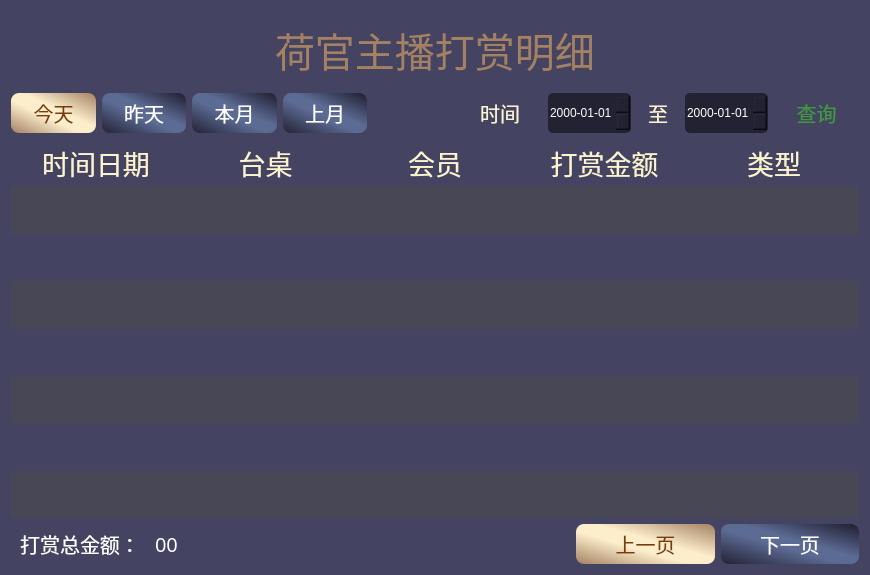
This is A89_zhubo/mod/mod_money/MMoney.ui in QPKJEDL/deskgame as Qt 5 draws it before an edit. The edited form follows.
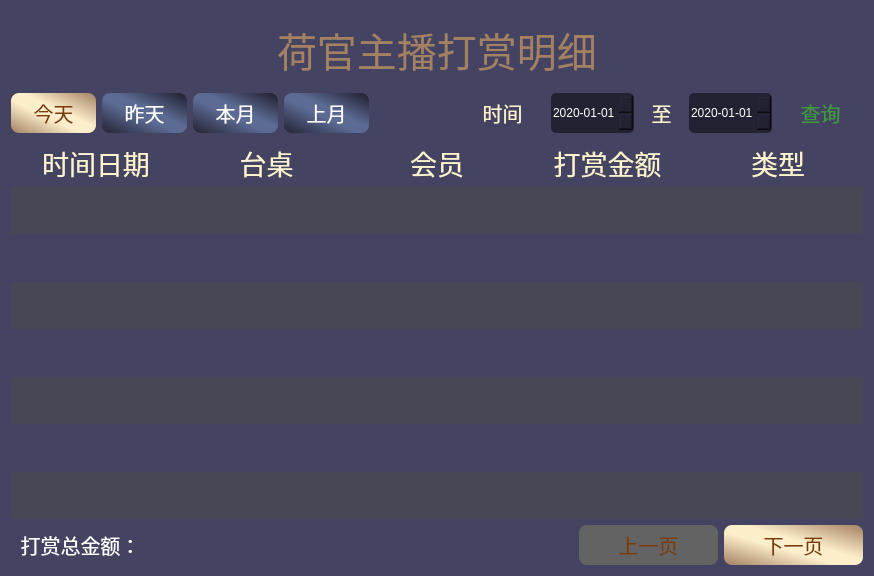
This is the edited form.

The edit to the form file:
```diff
--- a/A89_zhubo/mod/mod_money/MMoney.ui
+++ b/A89_zhubo/mod/mod_money/MMoney.ui
@@ -6,8 +6,8 @@
    <rect>
     <x>0</x>
     <y>0</y>
-    <width>870</width>
-    <height>575</height>
+    <width>874</width>
+    <height>576</height>
    </rect>
   </property>
   <property name="windowTitle">
@@ -215,7 +215,7 @@
        </property>
        <property name="date">
         <date>
-         <year>2000</year>
+         <year>2020</year>
          <month>1</month>
          <day>1</day>
         </date>
@@ -263,6 +263,13 @@
 border: 3px;
 color: rgb(255, 255, 255);</string>
        </property>
+       <property name="date">
+        <date>
+         <year>2020</year>
+         <month>1</month>
+         <day>1</day>
+        </date>
+       </property>
        <property name="displayFormat">
         <string>yyyy-MM-dd</string>
        </property>
@@ -1134,7 +1141,7 @@
 color: rgb(255, 255, 255);</string>
        </property>
        <property name="text">
-        <string>00</string>
+        <string/>
        </property>
        <property name="alignment">
         <set>Qt::AlignLeading|Qt::AlignLeft|Qt::AlignVCenter</set>
@@ -1156,6 +1163,9 @@
      </item>
      <item>
       <widget class="QPushButton" name="pu_front_page">
+       <property name="enabled">
+        <bool>false</bool>
+       </property>
        <property name="minimumSize">
         <size>
          <width>0</width>
@@ -1169,9 +1179,14 @@
         </font>
        </property>
        <property name="styleSheet">
-        <string notr="true">background-color: qlineargradient(spread:pad, x1:1, y1:0, x2:0, y2:1, stop:0 rgba(163, 129, 98, 255), stop:0.431818 rgba(252, 237, 203, 255), stop:0.590909 rgba(252, 237, 203, 255), stop:1 rgba(163, 129, 98, 255));
+        <string notr="true">QPushButton{
+background-color: qlineargradient(spread:pad, x1:1, y1:0, x2:0, y2:1, stop:0 rgba(163, 129, 98, 255), stop:0.431818 rgba(252, 237, 203, 255), stop:0.590909 rgba(252, 237, 203, 255), stop:1 rgba(163, 129, 98, 255));
 border-radius: 8px;
-color: rgb(121, 61, 3);</string>
+color: rgb(121, 61, 3);
+}
+QPushButton:disabled{border-color:gray;background-color: rgb(99, 99, 99);
+}
+</string>
        </property>
        <property name="text">
         <string>上一页</string>
@@ -1193,9 +1208,14 @@
         </font>
        </property>
        <property name="styleSheet">
-        <string notr="true">background-color: qlineargradient(spread:reflect, x1:0, y1:1, x2:1, y2:0, stop:0 rgba(35, 34, 51, 255), stop:0.4375 rgba(92, 107, 148, 255), stop:0.568182 rgba(92, 107, 148, 255), stop:0.971591 rgba(35, 34, 51, 255), stop:1 rgba(35, 34, 51, 255));
+        <string notr="true">QPushButton{
+background-color: qlineargradient(spread:pad, x1:1, y1:0, x2:0, y2:1, stop:0 rgba(163, 129, 98, 255), stop:0.431818 rgba(252, 237, 203, 255), stop:0.590909 rgba(252, 237, 203, 255), stop:1 rgba(163, 129, 98, 255));
 border-radius: 8px;
-color: rgb(255, 255, 255);</string>
+color: rgb(121, 61, 3);
+}
+QPushButton:disabled{border-color:gray;background-color: rgb(99, 99, 99);
+}
+</string>
        </property>
        <property name="text">
         <string>下一页</string>
```
